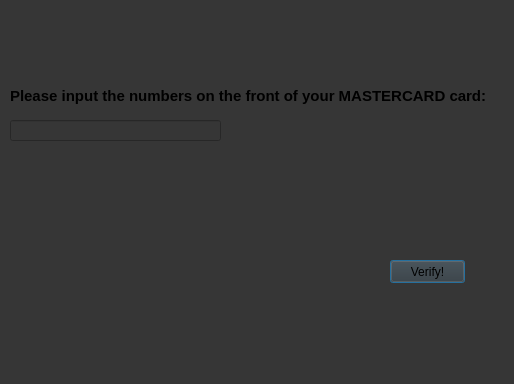
The window that mastercard.ui (TomTalbot/Credit-card-validator) describes before a commit, drawn with Qt 5.
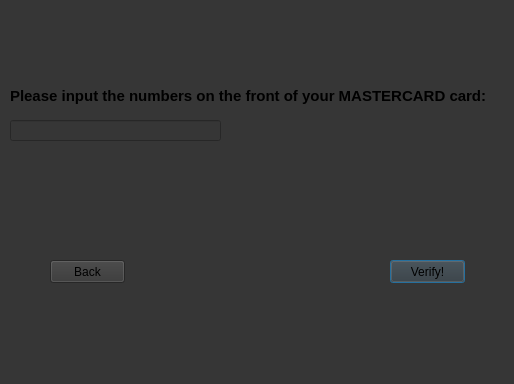
The same window after the commit.

Diff of the .ui file:
```diff
--- a/mastercard.ui
+++ b/mastercard.ui
@@ -65,6 +65,19 @@
     <string>Verify!</string>
    </property>
   </widget>
+  <widget class="QPushButton" name="backButton">
+   <property name="geometry">
+    <rect>
+     <x>50</x>
+     <y>260</y>
+     <width>75</width>
+     <height>23</height>
+    </rect>
+   </property>
+   <property name="text">
+    <string>Back</string>
+   </property>
+  </widget>
  </widget>
  <resources/>
  <connections/>
```
Left out of the diff: 4 changed lines with no effect on the pictures.
